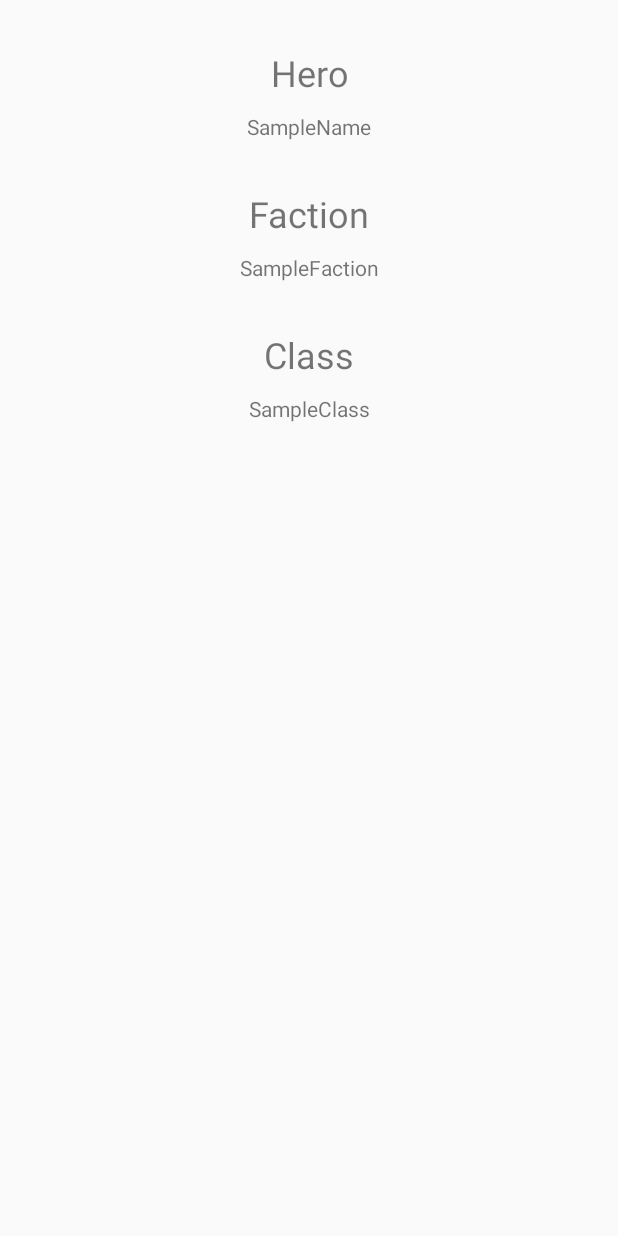
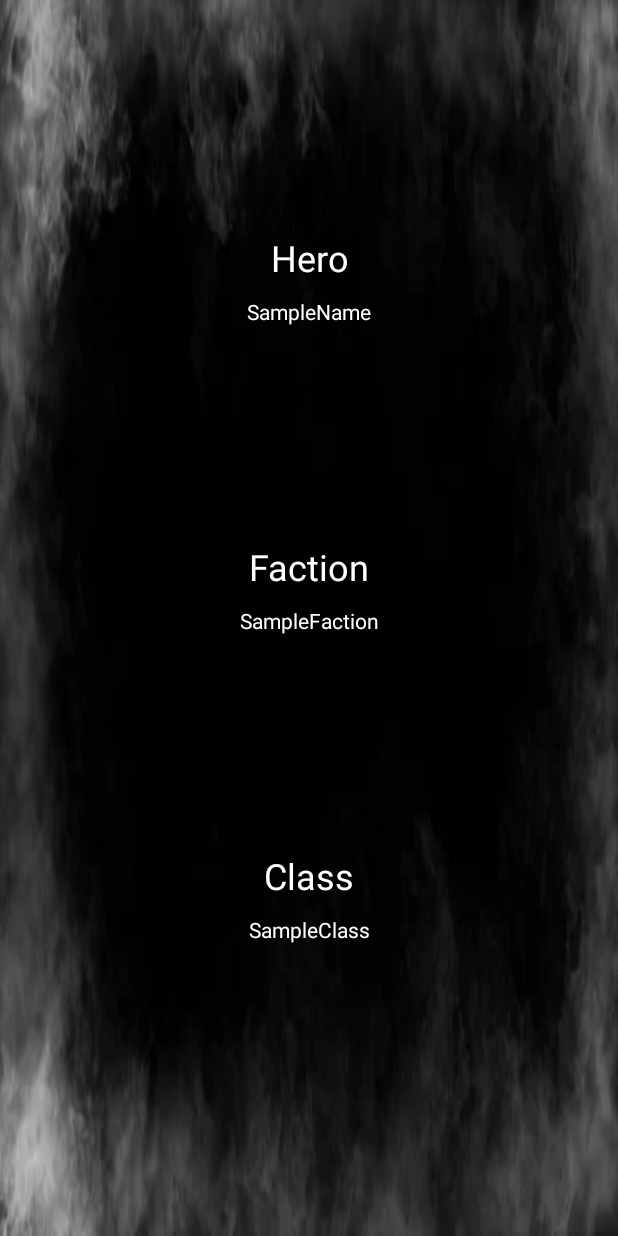
Before and after one commit to Scorpio859/MSDassign, an Android app: the layout activity_hero_info.xml on its own in the app's theme, with its tools: preview values and no code run, on a phone screen of 412 x 824 dp. Run offline under Robolectric (Android 15) with nearby library versions, the phone set to English and light mode, and no system bars.

Commit message:
made info activity look nice

```diff
--- a/app/src/main/res/layout/activity_hero_info.xml
+++ b/app/src/main/res/layout/activity_hero_info.xml
@@ -4,8 +4,35 @@
     xmlns:tools="http://schemas.android.com/tools"
     android:layout_width="match_parent"
     android:layout_height="match_parent"
-    tools:context=".ActivityHeroInfo">
+    tools:context=".ActivityHeroInfo"
+    android:background="@drawable/background1">
 
+    <!--guidelines to make spacing consistent at 15%/40%/65% from top-->
+    <androidx.constraintlayout.widget.Guideline
+        android:id="@+id/guide1"
+        android:layout_width="wrap_content"
+        android:layout_height="wrap_content"
+        android:orientation="horizontal"
+        app:layout_constraintGuide_percent="0.15"
+        />
+
+    <androidx.constraintlayout.widget.Guideline
+        android:id="@+id/guide2"
+        android:layout_width="wrap_content"
+        android:layout_height="wrap_content"
+        android:orientation="horizontal"
+        app:layout_constraintGuide_percent="0.40"
+        />
+
+    <androidx.constraintlayout.widget.Guideline
+        android:id="@+id/guide3"
+        android:layout_width="wrap_content"
+        android:layout_height="wrap_content"
+        android:orientation="horizontal"
+        app:layout_constraintGuide_percent="0.65"
+        />
+
+    <!--hero pair-->
     <TextView
         android:id="@+id/heroText"
         android:layout_width="wrap_content"
@@ -14,9 +41,10 @@
         android:text="Hero"
         android:textAlignment="center"
         android:textSize="24sp"
+        android:textColor="@color/white"
         app:layout_constraintEnd_toEndOf="parent"
         app:layout_constraintStart_toStartOf="parent"
-        app:layout_constraintTop_toTopOf="parent" />
+        app:layout_constraintTop_toTopOf="@id/guide1" />
 
     <TextView
         android:id="@+id/heroNameDisplay"
@@ -25,10 +53,13 @@
         android:layout_marginTop="10dp"
         android:text="SampleName"
         android:textAlignment="center"
+        android:textColor="@color/white"
         app:layout_constraintEnd_toEndOf="parent"
         app:layout_constraintStart_toStartOf="parent"
         app:layout_constraintTop_toBottomOf="@+id/heroText" />
 
+
+    <!--faction pair-->
     <TextView
         android:id="@+id/factionText"
         android:layout_width="wrap_content"
@@ -37,9 +68,10 @@
         android:text="Faction"
         android:textAlignment="center"
         android:textSize="24sp"
+        android:textColor="@color/white"
         app:layout_constraintEnd_toEndOf="parent"
         app:layout_constraintStart_toStartOf="parent"
-        app:layout_constraintTop_toBottomOf="@+id/heroNameDisplay" />
+        app:layout_constraintTop_toBottomOf="@id/guide2" />
 
     <TextView
         android:id="@+id/heroFactionDisplay"
@@ -47,10 +79,13 @@
         android:layout_height="wrap_content"
         android:layout_marginTop="10dp"
         android:text="SampleFaction"
+        android:textColor="@color/white"
         app:layout_constraintEnd_toEndOf="parent"
         app:layout_constraintStart_toStartOf="parent"
         app:layout_constraintTop_toBottomOf="@+id/factionText" />
 
+
+    <!--class pair-->
     <TextView
         android:id="@+id/classText"
         android:layout_width="wrap_content"
@@ -59,9 +94,10 @@
         android:text="Class"
         android:textAlignment="center"
         android:textSize="24sp"
+        android:textColor="@color/white"
         app:layout_constraintEnd_toEndOf="parent"
         app:layout_constraintStart_toStartOf="parent"
-        app:layout_constraintTop_toBottomOf="@+id/heroFactionDisplay" />
+        app:layout_constraintTop_toBottomOf="@id/guide3" />
 
     <TextView
         android:id="@+id/heroClassDisplay"
@@ -69,7 +105,8 @@
         android:layout_height="wrap_content"
         android:layout_marginTop="10dp"
         android:text="SampleClass"
+        android:textColor="@color/white"
         app:layout_constraintEnd_toEndOf="parent"
         app:layout_constraintStart_toStartOf="parent"
-        app:layout_constraintTop_toBottomOf="@+id/classText" />
+        app:layout_constraintTop_toBottomOf="@id/classText" />
 </androidx.constraintlayout.widget.ConstraintLayout>
```
